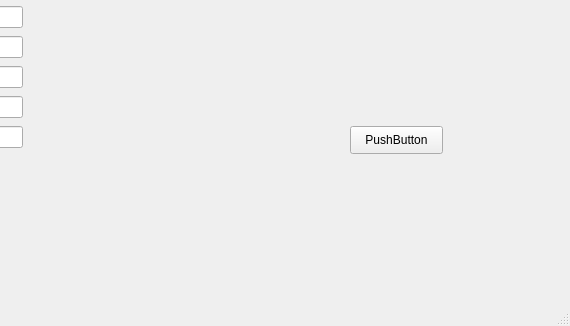
Qt form mainwindow.ui (bzuist/kursovaya) before a commit; both pictures show x 230 to 800 and y 274 to 600 of the 800 by 600 pixel window.
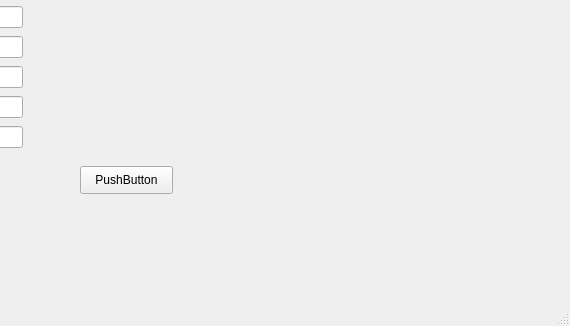
The same form after that commit.

```diff
--- a/mainwindow.ui
+++ b/mainwindow.ui
@@ -86,8 +86,8 @@
    <widget class="QPushButton" name="pushButton">
     <property name="geometry">
      <rect>
-      <x>580</x>
-      <y>400</y>
+      <x>310</x>
+      <y>440</y>
       <width>93</width>
       <height>28</height>
      </rect>
```
Left out of the diff: 28 changed lines with no effect on the pictures.
